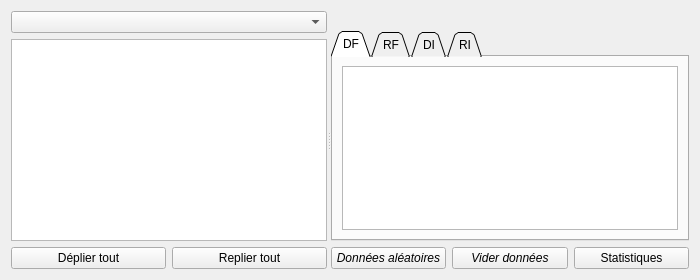
Before: the Qt Designer form formeditaudit.ui in GiPiLab/ProtonClassicSuite, drawn with Qt 5.
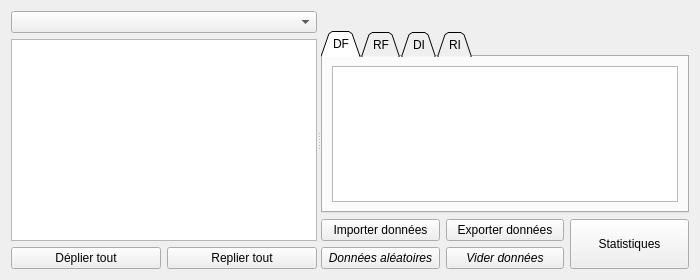
After: the same form once the commit is applied.

```diff
--- a/formeditaudit.ui
+++ b/formeditaudit.ui
@@ -201,8 +201,8 @@
         </widget>
        </item>
        <item>
-        <layout class="QHBoxLayout" name="horizontalLayout_5">
-         <item>
+        <layout class="QGridLayout" name="gridLayout_2">
+         <item row="1" column="1">
           <widget class="QPushButton" name="randomDataButton">
            <property name="font">
             <font>
@@ -214,7 +214,7 @@
            </property>
           </widget>
          </item>
-         <item>
+         <item row="1" column="2">
           <widget class="QPushButton" name="clearDataButton">
            <property name="font">
             <font>
@@ -226,8 +226,28 @@
            </property>
           </widget>
          </item>
-         <item>
+         <item row="0" column="1">
+          <widget class="QPushButton" name="pushButtonImportLeaves">
+           <property name="text">
+            <string>Importer données</string>
+           </property>
+          </widget>
+         </item>
+         <item row="0" column="2">
+          <widget class="QPushButton" name="pushButtonExportLeaves">
+           <property name="text">
+            <string>Exporter données</string>
+           </property>
+          </widget>
+         </item>
+         <item row="0" column="3" rowspan="2">
           <widget class="QPushButton" name="statsButton">
+           <property name="sizePolicy">
+            <sizepolicy hsizetype="Minimum" vsizetype="Minimum">
+             <horstretch>0</horstretch>
+             <verstretch>0</verstretch>
+            </sizepolicy>
+           </property>
            <property name="text">
             <string>Statistiques</string>
            </property>
```
